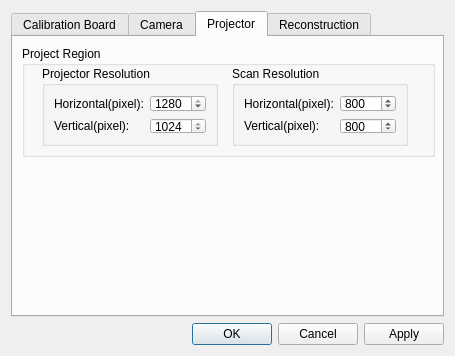
Above: Duke/Set.ui from DrawZeroPoint/Structure-Light-Reconstructor before the change. Below: the same form after it.
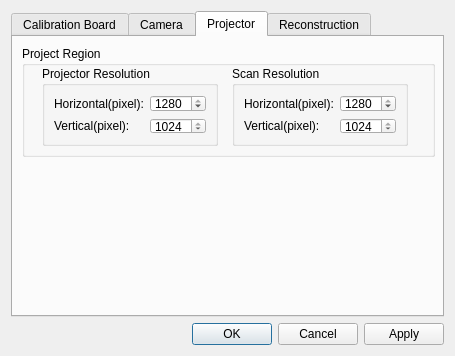
That is the form after the change.

Commit message:
Scan Area Changed
Now the scan area is equal to projection resolution.

```diff
--- a/Duke/Set.ui
+++ b/Duke/Set.ui
@@ -369,7 +369,7 @@
               <number>1280</number>
              </property>
              <property name="value">
-              <number>800</number>
+              <number>1280</number>
              </property>
             </widget>
            </item>
@@ -386,7 +386,7 @@
               <number>1024</number>
              </property>
              <property name="value">
-              <number>800</number>
+              <number>1024</number>
              </property>
             </widget>
            </item>
```
